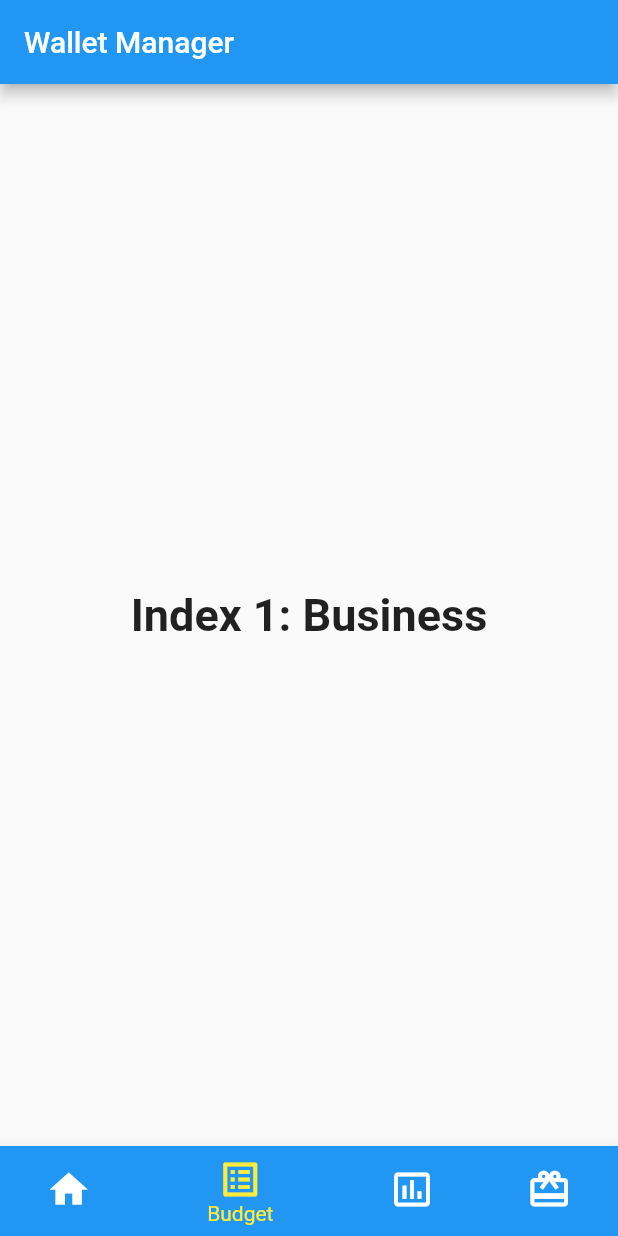
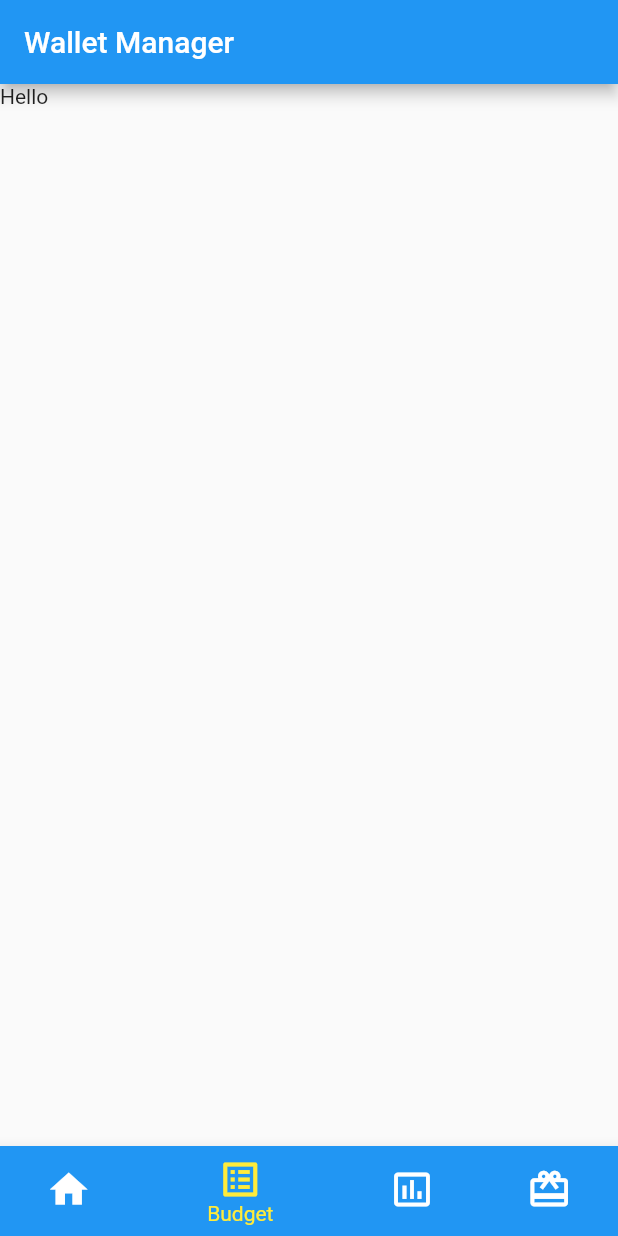
Before and after one commit to seoksee/WhatTheHack, a Flutter app: the screen it shows after launch, item 2 of the bottom bar chosen, on a phone screen of 412 x 824 dp. Run offline on Flutter 3.47's test engine with Material 2 defaults, Android fonts, the phone set to English and light mode, and no system bars; our stand-ins replace syncfusion_flutter_charts.

Commit message:
added other pages and navigation working

```diff
--- /dev/null
+++ b/lib/screens/BudgetScreen.dart
@@ -0,0 +1,16 @@
+import 'package:flutter/cupertino.dart';
+import 'package:flutter/material.dart';
+
+class BudgetScreen extends StatefulWidget {
+  @override
+  _BudgetScreenState createState() => _BudgetScreenState();
+}
+
+class _BudgetScreenState extends State<BudgetScreen> {
+  @override
+  Widget build(BuildContext context) {
+    return Scaffold(
+      body: Text("Hello"),
+    );
+  }
+}
--- a/lib/screens/RootApp.dart
+++ b/lib/screens/RootApp.dart
@@ -8,6 +8,9 @@
 // and displays a corresponding message in the center of the [Scaffold].
 
 import 'package:budgetsavvy/screens/DashboardScreen.dart';
+import 'package:budgetsavvy/screens/BudgetScreen.dart';
+import 'package:budgetsavvy/screens/RewardsScreen.dart';
+import 'package:budgetsavvy/screens/StatisticsScreen.dart';
 import 'package:flutter/material.dart';
 
 /// This is the main application widget.
@@ -40,14 +43,9 @@ class _RootAppState extends State<RootApp> {
       TextStyle(fontSize: 30, fontWeight: FontWeight.bold);
   static List<Widget> _widgetOptions = <Widget>[
     DashboardScreen(),
-    Text(
-      'Index 1: Business',
-      style: optionStyle,
-    ),
-    Text(
-      'Index 2: School',
-      style: optionStyle,
-    ),
+    BudgetScreen(),
+    RewardsScreen(),
+    StatisticsScreen()
   ];
 
   void _onItemTapped(int index) {
```
Also changed, not shown: lib/screens/RewardsScreen.dart (added, +16 -0 lines), lib/screens/StatisticsScreen.dart (added, +16 -0 lines).
